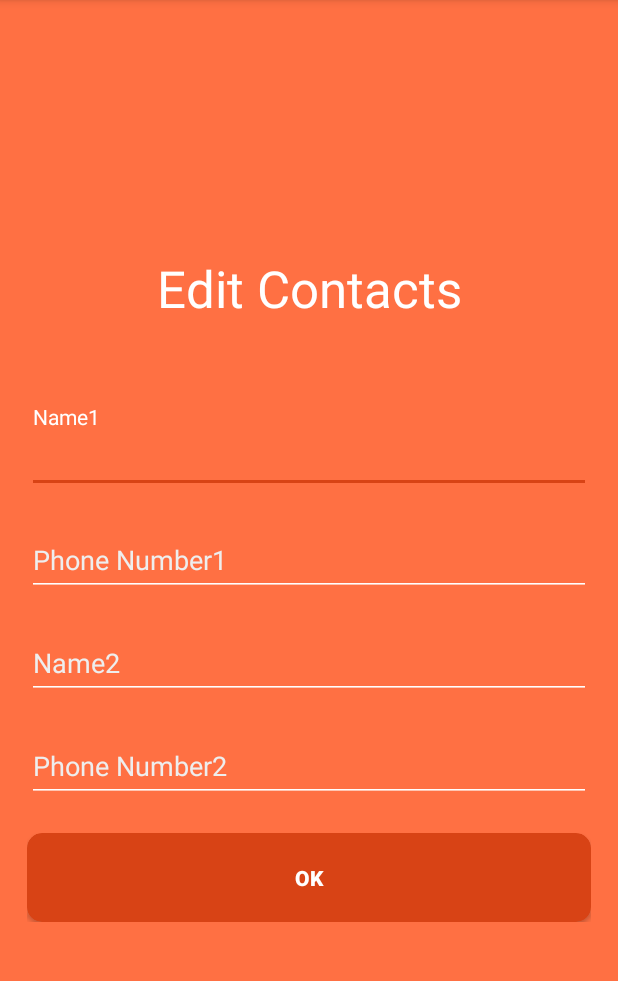
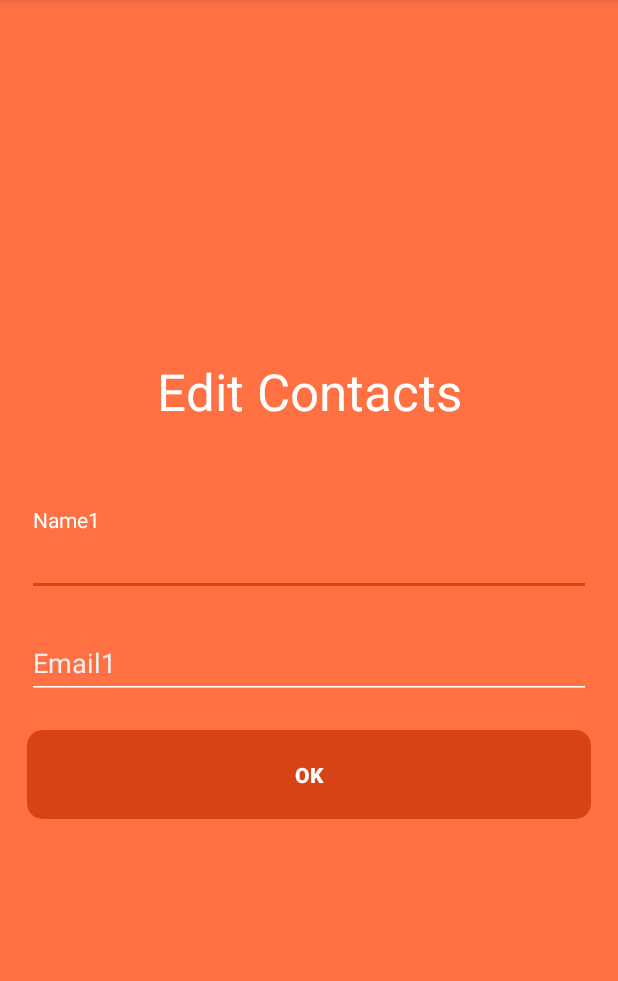
Before and after one commit to noelkonagai/project_flare, an Android app: the EditContacts screen opened directly, with no data from a screen before it, on a phone screen of 412 x 824 dp, the part 84-1065 px from its top. Run offline under Robolectric (Android 15) with nearby library versions, the phone set to English and light mode, and no system bars; our stand-ins replace sdp/ssp sizes; Roboto replaces fonts that are not available here.

Commit message:
First commit

```diff
--- a/app/src/main/res/layout/activity_add_contact2.xml
+++ b/app/src/main/res/layout/activity_add_contact2.xml
@@ -59,7 +59,7 @@
                 android:id="@+id/ed_phonenumber"
                 android:layout_width="match_parent"
                 android:layout_height="wrap_content"
-                android:hint="@string/phone_contact"
+                android:hint="Email"
                 android:imeOptions="actionNext"
                 android:inputType="phone"
                 android:singleLine="true" />
--- a/app/src/main/res/layout/activity_edit_contacts.xml
+++ b/app/src/main/res/layout/activity_edit_contacts.xml
@@ -53,7 +53,7 @@
             <EditText
                 android:layout_width="match_parent"
                 android:layout_height="wrap_content"
-                android:hint="Phone Number1"
+                android:hint="Email1"
                 android:id="@+id/ed_phonenumber1"
                 android:backgroundTint="#FFFFFF"
                 android:inputType="textPassword"
@@ -61,45 +61,6 @@
                 android:singleLine="true"
                 />
         </android.support.design.widget.TextInputLayout>
-
-        <android.support.design.widget.TextInputLayout
-            android:layout_width="match_parent"
-            android:layout_height="wrap_content"
-            app:hintTextAppearance="@style/MyAppearance"
-            android:textColorHint="#eee"
-            android:layout_marginTop="@dimen/_8sdp"
-            >
-            <EditText
-                android:layout_width="match_parent"
-                android:layout_height="wrap_content"
-                android:hint="Name2"
-                android:id="@+id/ed_name2"
-                android:backgroundTint="#FFFFFF"
-                android:inputType="textPassword"
-                android:imeOptions="actionDone"
-                android:singleLine="true"
-                />
-        </android.support.design.widget.TextInputLayout>
-
-        <android.support.design.widget.TextInputLayout
-            android:layout_width="match_parent"
-            android:layout_height="wrap_content"
-            app:hintTextAppearance="@style/MyAppearance"
-            android:textColorHint="#eee"
-            android:layout_marginTop="@dimen/_8sdp"
-            >
-            <EditText
-                android:layout_width="match_parent"
-                android:layout_height="wrap_content"
-                android:hint="Phone Number2"
-                android:id="@+id/ed_phonenumber2"
-                android:backgroundTint="#FFFFFF"
-                android:inputType="textPassword"
-                android:imeOptions="actionDone"
-                android:singleLine="true"
-                />
-        </android.support.design.widget.TextInputLayout>
-
 
         <android.support.v7.widget.CardView
             android:layout_width="match_parent"
--- a/app/src/main/res/layout/activity_main_menu.xml
+++ b/app/src/main/res/layout/activity_main_menu.xml
@@ -29,6 +29,7 @@
         android:layout_marginTop="50dp"
         android:background="@drawable/btn_style"
         android:text="Calibration"
+        android:textColor="#FFFFFF"
         app:layout_constraintStart_toStartOf="parent"
         app:layout_constraintTop_toBottomOf="@+id/contacts" />
 
@@ -41,6 +42,7 @@
         android:layout_marginTop="50dp"
         android:background="@drawable/btn_style"
         android:text="Test"
+        android:textColor="#FFFFFF"
         app:layout_constraintStart_toStartOf="parent"
         app:layout_constraintTop_toBottomOf="@+id/calibration" />
 
@@ -53,6 +55,7 @@
         android:layout_marginBottom="30dp"
         android:background="@drawable/btn_style"
         android:text="LOG OUT"
+        android:textColor="#FFFFFF"
         app:layout_constraintBottom_toBottomOf="parent"
         app:layout_constraintEnd_toEndOf="parent" />
 </android.support.constraint.ConstraintLayout>
--- a/app/src/main/res/layout/add_contact.xml
+++ b/app/src/main/res/layout/add_contact.xml
@@ -59,7 +59,7 @@
             android:id="@+id/phone"
             android:layout_width="match_parent"
             android:layout_height="wrap_content"
-            android:hint="@string/phone_contact"
+            android:hint="Email"
             android:imeOptions="actionNext"
             android:inputType="phone"
             android:singleLine="true" />
```
